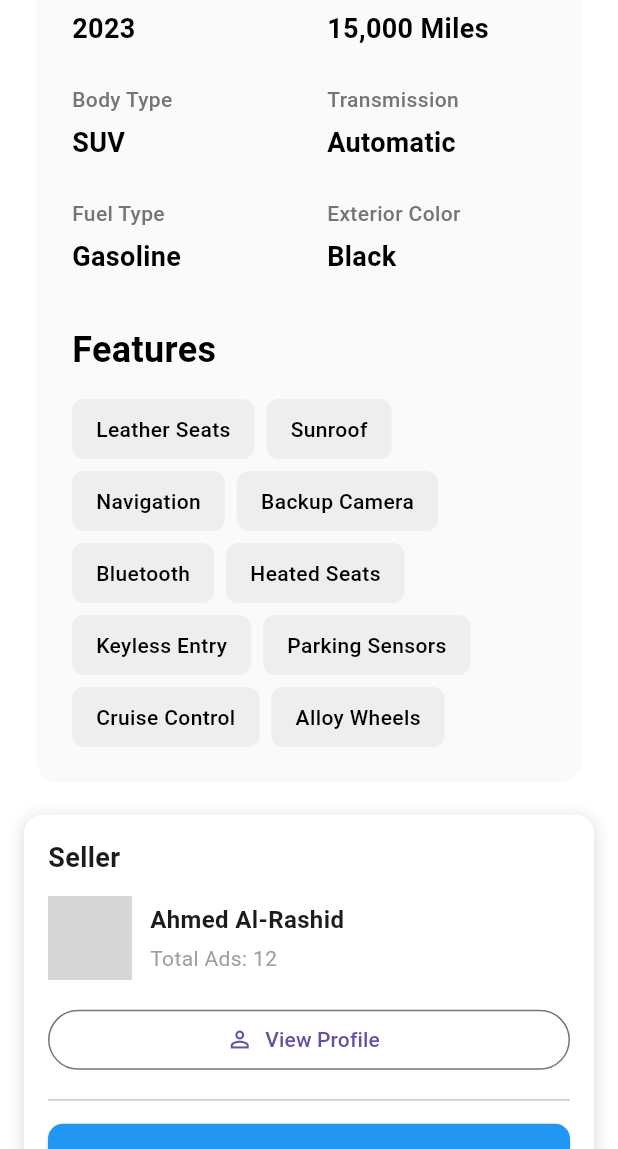
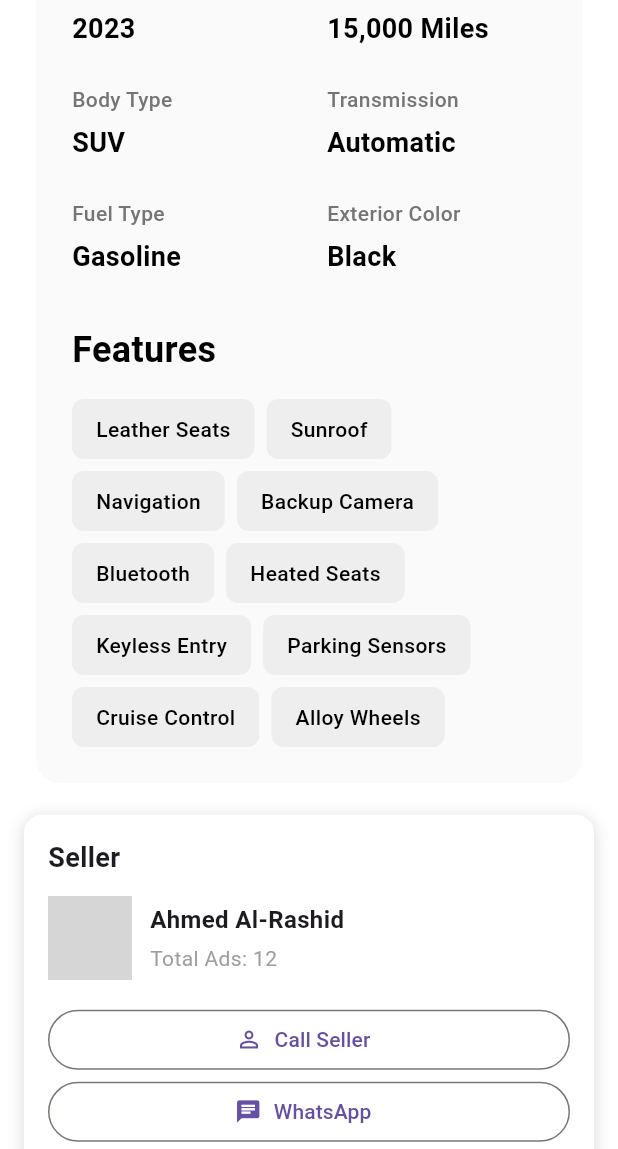
Before and after one commit to BaselAllam/bestemapp, a Flutter app: the CarDetailScreen screen opened directly, scrolled down 576 dp, on a phone screen of 412 x 824 dp, the part 87-1236 px from its top. Run offline on Flutter 3.47's test engine with Material 3 defaults, Android fonts, the phone set to English and light mode, and no system bars; our stand-ins replace fl_chart, flutter_bloc, image_picker, package_info_plus, shared_preferences; accounts and stored records are empty; network calls fail; grey boxes are pictures that could not be loaded.

Commit message:
fixAdDetailsPage

```diff
--- a/lib/ads_app/screens/ads_details_screen.dart
+++ b/lib/ads_app/screens/ads_details_screen.dart
@@ -744,42 +744,15 @@ class SellerCard extends StatelessWidget {
               )
             ],
           ),
-
           const SizedBox(height: 16),
-
-          /// View Profile button
           SizedBox(
             width: double.infinity,
             child: OutlinedButton.icon(
               icon: const Icon(Icons.person_outline),
-              label: const Text("View Profile"),
+              label: const Text("Call Seller"),
               onPressed: () {},
             ),
           ),
-
-          const Divider(height: 32),
-
-          /// Call Seller button
-          SizedBox(
-            width: double.infinity,
-            child: ElevatedButton.icon(
-              icon: const Icon(Icons.phone),
-              label: const Text("Call Seller"),
-              style: ElevatedButton.styleFrom(
-                backgroundColor: Colors.blue,
-                foregroundColor: Colors.white,
-                padding: const EdgeInsets.symmetric(vertical: 14),
-                shape: RoundedRectangleBorder(
-                  borderRadius: BorderRadius.circular(10),
-                ),
-              ),
-              onPressed: () {},
-            ),
-          ),
-
-          const SizedBox(height: 12),
-
-          /// WhatsApp button
           SizedBox(
             width: double.infinity,
             child: OutlinedButton.icon(
@@ -788,18 +761,7 @@ class SellerCard extends StatelessWidget {
               onPressed: () {},
             ),
           ),
-
-          const SizedBox(height: 12),
-
-          /// Email button
-          SizedBox(
-            width: double.infinity,
-            child: OutlinedButton.icon(
-              icon: const Icon(Icons.email_outlined),
-              label: const Text("Email Seller"),
-              onPressed: () {},
-            ),
-          ),
+          const Divider(height: 32),
         ],
       ),
     );
```
